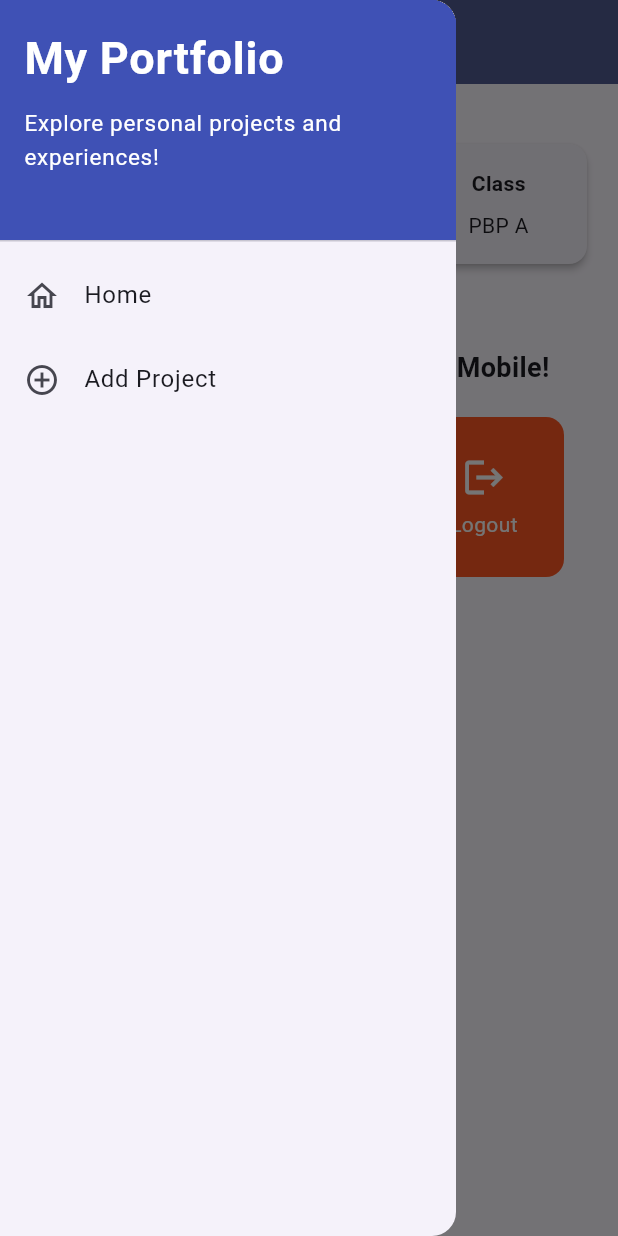
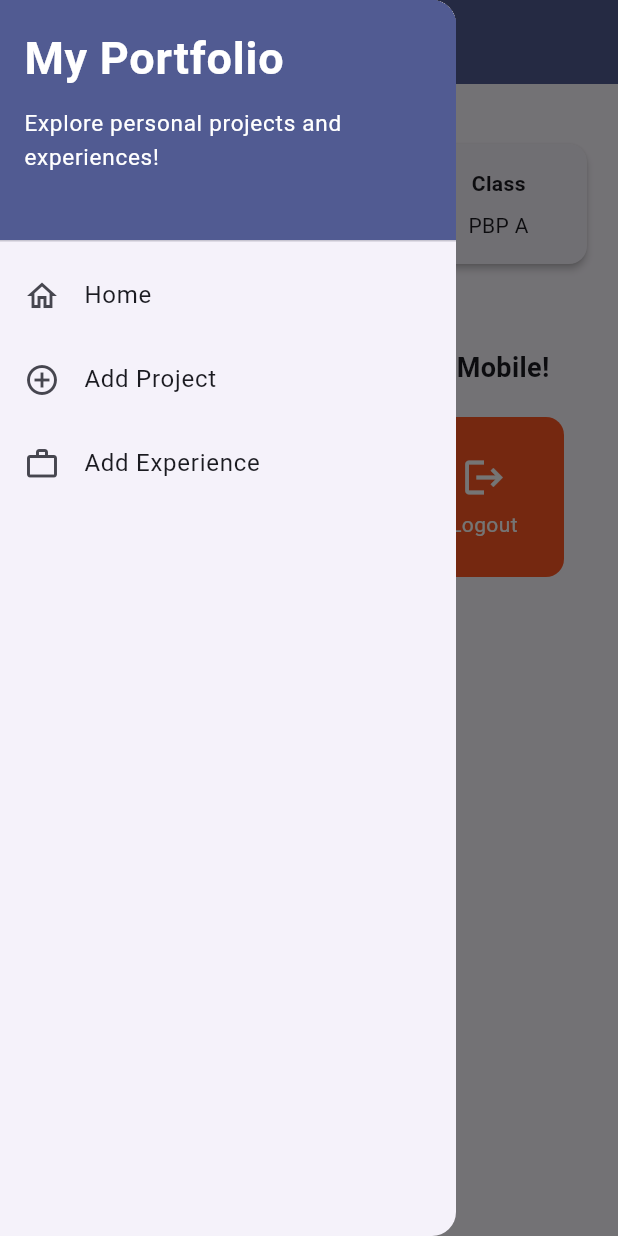
Before and after one commit to hasyaazzahra256/myportofolio_mobile, a Flutter app: the screen it shows after launch, with the side drawer open, on a phone screen of 412 x 824 dp. Run offline on Flutter 3.47's test engine with Material 3 defaults, Android fonts, the phone set to English and light mode, and no system bars.

Commit message:
feat: add Add Experience navigation option to LeftDrawer

```diff
--- a/lib/widgets/left_drawer.dart
+++ b/lib/widgets/left_drawer.dart
@@ -1,6 +1,7 @@
 import 'package:flutter/material.dart';
 import 'package:myportofolio_mobile/screens/menu.dart';
 import 'package:myportofolio_mobile/screens/project_form.dart';
+import 'package:myportofolio_mobile/screens/experience_form.dart';
 
 class LeftDrawer extends StatelessWidget {
   const LeftDrawer({super.key});
@@ -10,11 +11,11 @@ class LeftDrawer extends StatelessWidget {
     return Drawer(
       child: ListView(
         children: [
-          const DrawerHeader(
+          DrawerHeader(
             decoration: BoxDecoration(
-              color: Colors.indigo,
+              color: Theme.of(context).colorScheme.primary,
             ),
-            child: Column(
+            child: const Column(
               crossAxisAlignment: CrossAxisAlignment.start,
               children: [
                 Text(
@@ -60,6 +61,18 @@ class LeftDrawer extends StatelessWidget {
               );
             },
           ),
+          ListTile(
+            leading: const Icon(Icons.work_outline),
+            title: const Text('Add Experience'),
+            onTap: () {
+              Navigator.push(
+                context,
+                MaterialPageRoute(
+                  builder: (context) => const ExperienceFormPage(),
+                ),
+              );
+            },
+          ),
         ],
       ),
     );
```
